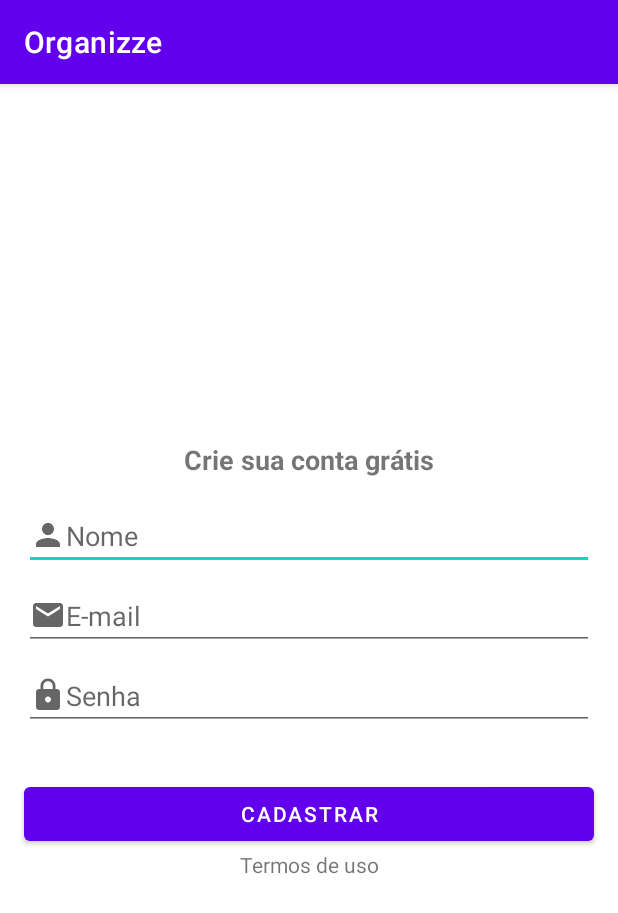
After one commit to iarlenaquiles/Organizze, an Android app: the CadastroActivity screen opened directly, with no data from a screen before it, on a phone screen of 412 x 824 dp. The commit adds this screen. Shown: the top 913 px of the screen. Run offline under Robolectric (Android 15) with nearby library versions, the phone set to English and light mode, and no system bars.

Commit message:
added login and cadastro

```diff
--- /dev/null
+++ b/app/src/main/java/com/aquiles/organizze/activity/CadastroActivity.java
@@ -0,0 +1,16 @@
+package com.aquiles.organizze.activity;
+
+import androidx.appcompat.app.AppCompatActivity;
+
+import android.os.Bundle;
+
+import com.aquiles.organizze.R;
+
+public class CadastroActivity extends AppCompatActivity {
+
+    @Override
+    protected void onCreate(Bundle savedInstanceState) {
+        super.onCreate(savedInstanceState);
+        setContentView(R.layout.activity_cadastro);
+    }
+}
--- /dev/null
+++ b/app/src/main/res/drawable/ic_baseline_email_24.xml
@@ -0,0 +1,10 @@
+<vector xmlns:android="http://schemas.android.com/apk/res/android"
+    android:width="24dp"
+    android:height="24dp"
+    android:viewportWidth="24"
+    android:viewportHeight="24"
+    android:tint="?attr/colorControlNormal">
+  <path
+      android:fillColor="#cccccc"
+      android:pathData="M20,4L4,4c-1.1,0 -1.99,0.9 -1.99,2L2,18c0,1.1 0.9,2 2,2h16c1.1,0 2,-0.9 2,-2L22,6c0,-1.1 -0.9,-2 -2,-2zM20,8l-8,5 -8,-5L4,6l8,5 8,-5v2z"/>
+</vector>
--- /dev/null
+++ b/app/src/main/res/drawable/ic_baseline_lock_24.xml
@@ -0,0 +1,10 @@
+<vector xmlns:android="http://schemas.android.com/apk/res/android"
+    android:width="24dp"
+    android:height="24dp"
+    android:viewportWidth="24"
+    android:viewportHeight="24"
+    android:tint="?attr/colorControlNormal">
+  <path
+      android:fillColor="#cccccc"
+      android:pathData="M18,8h-1L17,6c0,-2.76 -2.24,-5 -5,-5S7,3.24 7,6v2L6,8c-1.1,0 -2,0.9 -2,2v10c0,1.1 0.9,2 2,2h12c1.1,0 2,-0.9 2,-2L20,10c0,-1.1 -0.9,-2 -2,-2zM12,17c-1.1,0 -2,-0.9 -2,-2s0.9,-2 2,-2 2,0.9 2,2 -0.9,2 -2,2zM15.1,8L8.9,8L8.9,6c0,-1.71 1.39,-3.1 3.1,-3.1 1.71,0 3.1,1.39 3.1,3.1v2z"/>
+</vector>
--- /dev/null
+++ b/app/src/main/res/drawable/ic_pessoa.xml
@@ -0,0 +1,10 @@
+<vector xmlns:android="http://schemas.android.com/apk/res/android"
+    android:width="24dp"
+    android:height="24dp"
+    android:viewportWidth="24"
+    android:viewportHeight="24"
+    android:tint="?attr/colorControlNormal">
+  <path
+      android:fillColor="#cccccc"
+      android:pathData="M12,12c2.21,0 4,-1.79 4,-4s-1.79,-4 -4,-4 -4,1.79 -4,4 1.79,4 4,4zM12,14c-2.67,0 -8,1.34 -8,4v2h16v-2c0,-2.66 -5.33,-4 -8,-4z"/>
+</vector>
--- /dev/null
+++ b/app/src/main/res/layout/activity_cadastro.xml
@@ -0,0 +1,92 @@
+<?xml version="1.0" encoding="utf-8"?>
+<androidx.constraintlayout.widget.ConstraintLayout xmlns:android="http://schemas.android.com/apk/res/android"
+    xmlns:app="http://schemas.android.com/apk/res-auto"
+    xmlns:tools="http://schemas.android.com/tools"
+    android:layout_width="match_parent"
+    android:layout_height="match_parent"
+    tools:context=".activity.CadastroActivity">
+
+    <TextView
+        android:id="@+id/textView6"
+        android:layout_width="wrap_content"
+        android:layout_height="wrap_content"
+        android:layout_marginBottom="16dp"
+        android:text="Crie sua conta grátis"
+        android:textSize="18sp"
+        android:textStyle="bold"
+        app:layout_constraintBottom_toTopOf="@+id/editTextTextPersonName"
+        app:layout_constraintEnd_toEndOf="parent"
+        app:layout_constraintStart_toStartOf="parent"
+        app:layout_constraintTop_toTopOf="parent"
+        app:layout_constraintVertical_chainStyle="packed" />
+
+    <EditText
+        android:id="@+id/editTextTextPersonName"
+        android:layout_width="0dp"
+        android:layout_height="wrap_content"
+        android:layout_marginStart="16dp"
+        android:layout_marginEnd="16dp"
+        android:layout_marginBottom="8dp"
+        android:drawableLeft="@drawable/ic_pessoa"
+        android:ems="10"
+        android:hint="Nome"
+        android:inputType="textPersonName"
+        app:layout_constraintBottom_toTopOf="@+id/editTextTextPersonName2"
+        app:layout_constraintEnd_toEndOf="parent"
+        app:layout_constraintStart_toStartOf="parent"
+        app:layout_constraintTop_toBottomOf="@+id/textView6" />
+
+    <EditText
+        android:id="@+id/editTextTextPersonName2"
+        android:layout_width="0dp"
+        android:layout_height="wrap_content"
+        android:layout_marginStart="16dp"
+        android:layout_marginEnd="16dp"
+        android:layout_marginBottom="8dp"
+        android:drawableLeft="@drawable/ic_baseline_email_24"
+        android:ems="10"
+        android:hint="E-mail"
+        android:inputType="textEmailAddress"
+        app:layout_constraintBottom_toTopOf="@+id/editTextTextPersonName3"
+        app:layout_constraintEnd_toEndOf="parent"
+        app:layout_constraintStart_toStartOf="parent"
+        app:layout_constraintTop_toBottomOf="@+id/editTextTextPersonName" />
+
+    <EditText
+        android:id="@+id/editTextTextPersonName3"
+        android:layout_width="0dp"
+        android:layout_height="wrap_content"
+        android:layout_marginStart="16dp"
+        android:layout_marginEnd="16dp"
+        android:layout_marginBottom="32dp"
+        android:drawableLeft="@drawable/ic_baseline_lock_24"
+        android:ems="10"
+        android:hint="Senha"
+        android:inputType="textAutoComplete"
+        app:layout_constraintBottom_toTopOf="@+id/button2"
+        app:layout_constraintEnd_toEndOf="parent"
+        app:layout_constraintStart_toStartOf="parent"
+        app:layout_constraintTop_toBottomOf="@+id/editTextTextPersonName2" />
+
+    <Button
+        android:id="@+id/button2"
+        android:layout_width="0dp"
+        android:layout_height="wrap_content"
+        android:layout_marginStart="16dp"
+        android:layout_marginEnd="16dp"
+        android:text="Cadastrar"
+        app:layout_constraintBottom_toTopOf="@+id/textView7"
+        app:layout_constraintEnd_toEndOf="parent"
+        app:layout_constraintStart_toStartOf="parent"
+        app:layout_constraintTop_toBottomOf="@+id/editTextTextPersonName3" />
+
+    <TextView
+        android:id="@+id/textView7"
+        android:layout_width="wrap_content"
+        android:layout_height="wrap_content"
+        android:text="Termos de uso"
+        app:layout_constraintBottom_toBottomOf="parent"
+        app:layout_constraintEnd_toEndOf="parent"
+        app:layout_constraintStart_toStartOf="parent"
+        app:layout_constraintTop_toBottomOf="@+id/button2" />
+</androidx.constraintlayout.widget.ConstraintLayout>
--- a/app/src/main/res/layout/activity_main.xml
+++ b/app/src/main/res/layout/activity_main.xml
@@ -4,7 +4,7 @@
     xmlns:tools="http://schemas.android.com/tools"
     android:layout_width="match_parent"
     android:layout_height="match_parent"
-    tools:context=".MainActivity">
+    tools:context=".activity.MainActivity">
 
     <TextView
         android:layout_width="wrap_content"
--- a/app/src/main/res/layout/intro_cadastro.xml
+++ b/app/src/main/res/layout/intro_cadastro.xml
@@ -39,6 +39,7 @@
         android:layout_marginStart="32dp"
         android:layout_marginTop="32dp"
         android:layout_marginBottom="32dp"
+        android:onClick="btCadastrar"
         android:text="cadastre-se"
         app:layout_constraintBottom_toTopOf="@+id/textView5"
         app:layout_constraintEnd_toEndOf="parent"
@@ -51,6 +52,7 @@
         android:layout_width="wrap_content"
         android:layout_height="wrap_content"
         android:layout_marginStart="25dp"
+        android:onClick="btEntrar"
         android:text="já tenho conta"
         android:textColor="@android:color/darker_gray"
         app:layout_constraintBottom_toBottomOf="parent"
```
Also changed, not shown: app/src/main/AndroidManifest.xml (+7 -1 lines), app/src/main/java/com/aquiles/organizze/activity/LoginActivity.java (added, +16 -0 lines), app/src/main/java/com/aquiles/organizze/activity/MainActivity.java (renamed from app/src/main/java/com/aquiles/organizze/MainActivity.java, +12 -1 lines), app/src/main/res/layout/activity_login.xml (added, +76 -0 lines).
